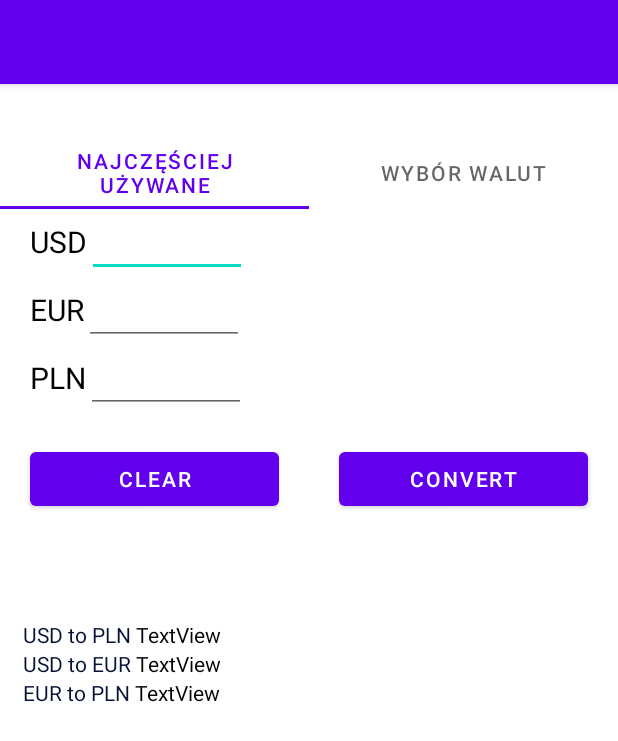
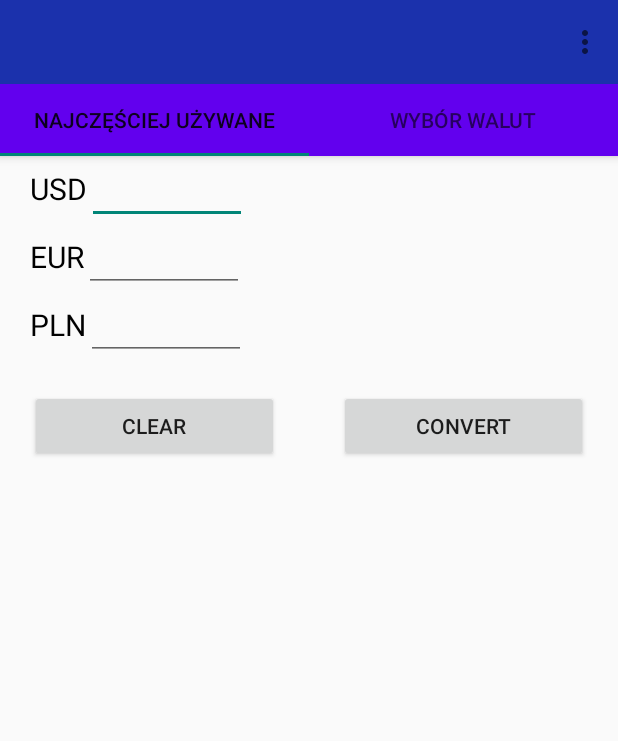
Before and after one commit to arturkowalczyk300/android-currency-converter, an Android app: the screen it shows after launch (MainActivity), on a phone screen of 412 x 824 dp. Shown: the top 741 px of the screen. Run offline under Robolectric (Android 15) with nearby library versions, the phone set to English and light mode, and no system bars; 4 statements that could not run were skipped.

Commit message:
1.add AppBarLayout 2.remove default toolbar 3.add options menu

```diff
--- a/app/src/main/AndroidManifest.xml
+++ b/app/src/main/AndroidManifest.xml
@@ -11,7 +11,7 @@
         android:label="@string/app_name"
         android:roundIcon="@mipmap/ic_launcher_round"
         android:supportsRtl="true"
-        android:theme="@style/Theme.CurrencyConverter">
+        android:theme="@style/AppTheme.NoActionBar">
         <activity android:name=".MainActivity">
             <intent-filter>
                 <action android:name="android.intent.action.MAIN" />
--- a/app/src/main/java/com/arturr300/currencyconverter/ListSelect.java
+++ b/app/src/main/java/com/arturr300/currencyconverter/ListSelect.java
@@ -15,11 +15,6 @@ import android.widget.Spinner;
 import java.text.DecimalFormat;
 import java.util.List;
 
-/**
- * A simple {@link Fragment} subclass.
- * Use the {@link ListSelect#newInstance} factory method to
- * create an instance of this fragment.
- */
 public class ListSelect extends Fragment {
     //second part
     Spinner spinnerFirstCurrency;
@@ -30,46 +25,11 @@ public class ListSelect extends Fragment {
     Button btnConvert2;
     DecimalFormat df;
     CurrencyUtils mCurrencyUtils = new CurrencyUtils();
-    // TODO: Rename parameter arguments, choose names that match
-    // the fragment initialization parameters, e.g. ARG_ITEM_NUMBER
-    private static final String ARG_PARAM1 = "param1";
-    private static final String ARG_PARAM2 = "param2";
-
-    // TODO: Rename and change types of parameters
-    private String mParam1;
-    private String mParam2;
-
-    /**
-     * Use this factory method to create a new instance of
-     * this fragment using the provided parameters.
-     *
-     * @param param1 Parameter 1.
-     * @param param2 Parameter 2.
-     * @return A new instance of fragment ListSelect.
-     */
-    // TODO: Rename and change types and number of parameters
-    public static ListSelect newInstance(String param1, String param2) {
-        ListSelect fragment = new ListSelect();
-        Bundle args = new Bundle();
-        args.putString(ARG_PARAM1, param1);
-        args.putString(ARG_PARAM2, param2);
-        fragment.setArguments(args);
-        return fragment;
-    }
-
-    public ListSelect() {
-        // Required empty public constructor
-    }
 
     @Override
     public void onCreate(Bundle savedInstanceState) {
         super.onCreate(savedInstanceState);
-        if (getArguments() != null) {
-            mParam1 = getArguments().getString(ARG_PARAM1);
-            mParam2 = getArguments().getString(ARG_PARAM2);
-        }
         df = new DecimalFormat("#.###");
-
     }
 
     @Override
--- a/app/src/main/java/com/arturr300/currencyconverter/MainActivity.java
+++ b/app/src/main/java/com/arturr300/currencyconverter/MainActivity.java
@@ -3,6 +3,7 @@ package com.arturr300.currencyconverter;
 import androidx.annotation.NonNull;
 import androidx.annotation.Nullable;
 import androidx.appcompat.app.AppCompatActivity;
+import androidx.appcompat.widget.Toolbar;
 import androidx.fragment.app.Fragment;
 import androidx.fragment.app.FragmentManager;
 import androidx.fragment.app.FragmentPagerAdapter;
@@ -11,6 +12,8 @@ import androidx.viewpager.widget.ViewPager;
 import android.content.Context;
 import android.os.Bundle;
 import android.os.StrictMode;
+import android.view.Menu;
+import android.view.MenuItem;
 import android.view.View;
 import android.widget.ArrayAdapter;
 import android.widget.Button;
@@ -34,11 +37,20 @@ import java.util.List;
 import com.arturr300.currencyconverter.CurrencyUtils;
 import com.google.android.material.tabs.TabLayout;
 
+//todo(1): materialdesign toolbar with options list
+//todo(2): show ratings after select currencies
+//todo(3): remember last selected currencies
+//todo(4): repair lack of EUR currency on list
+
 public class MainActivity extends AppCompatActivity implements View.OnClickListener {
 
     Context appContext;
 
-
+    @Override
+    public boolean onCreateOptionsMenu(Menu menu) {
+        getMenuInflater().inflate(R.menu.main_menu, menu);
+        return true;
+    }
 
     //tablayout part
     TabLayout tabLayout;
@@ -54,10 +66,28 @@ public class MainActivity extends AppCompatActivity implements View.OnClickListe
     CurrencyUtils mCurrencyUtils = new CurrencyUtils();
 
     @Override
+    public boolean onOptionsItemSelected(@NonNull MenuItem item) {
+        //HandleItem selection
+        switch (item.getItemId()) {
+            case R.id.action_settings:
+                Toast.makeText(appContext, "Action_settings clicked!", Toast.LENGTH_SHORT).show();
+                return true;
+            case R.id.action_about:
+                Toast.makeText(appContext, "Action_about clicked!", Toast.LENGTH_SHORT).show();
+                return true;
+            default:
+                return super.onOptionsItemSelected(item);
+        }
+    }
+
+    @Override
     protected void onCreate(Bundle savedInstanceState) {
         super.onCreate(savedInstanceState);
         setContentView(R.layout.activity_main);
         appContext = getApplicationContext();
+        //add toolbar
+        Toolbar toolbar = findViewById(R.id.toolbar);
+        setSupportActionBar(toolbar);
 
         //tab layout part
         tabLayout = findViewById(R.id.tabLayout);
@@ -71,12 +101,6 @@ public class MainActivity extends AppCompatActivity implements View.OnClickListe
         viewPagerAdapter.addFragment(fragmentListSelect, "Wybór walut");
         viewPager.setAdapter(viewPagerAdapter);
 
-
-
-
-
-
-
         //thread responsibility fuses override
         StrictMode.ThreadPolicy policy = new StrictMode.ThreadPolicy.Builder().permitAll().build();
         StrictMode.setThreadPolicy(policy);
@@ -86,10 +110,6 @@ public class MainActivity extends AppCompatActivity implements View.OnClickListe
         EUR2PLN = mCurrencyUtils.getCurrencyRate("EUR", "PLN");
 
         df = new DecimalFormat("#.###");
-        //tvUSD2PLN.setText(df.format(USD2PLN));
-        //tvUSD2EUR.setText(df.format(USD2EUR));
-        //tvEUR2PLN.setText(df.format(EUR2PLN));
-
     }
 
     private class ViewPagerAdapter extends FragmentPagerAdapter {
@@ -102,10 +122,9 @@ public class MainActivity extends AppCompatActivity implements View.OnClickListe
             super(fm, behavior);
         }
 
-        public void addFragment(Fragment fragment, String title)
-        {
-        fragments.add(fragment);
-        fragmentTitle.add(title);
+        public void addFragment(Fragment fragment, String title) {
+            fragments.add(fragment);
+            fragmentTitle.add(title);
         }
 
         @NonNull
@@ -132,6 +151,4 @@ public class MainActivity extends AppCompatActivity implements View.OnClickListe
     }
 
 
-
-
 }
--- a/app/src/main/java/com/arturr300/currencyconverter/MostUsed.java
+++ b/app/src/main/java/com/arturr300/currencyconverter/MostUsed.java
@@ -14,62 +14,20 @@ import android.widget.Toast;
 
 import java.text.DecimalFormat;
 
-/**
- * A simple {@link Fragment} subclass.
- * Use the {@link MostUsed#newInstance} factory method to
- * create an instance of this fragment.
- */
 public class MostUsed extends Fragment {
 
     //components variables
     EditText etUSD;
     EditText etEUR;
     EditText etPLN;
-    TextView tvUSD2PLN;
-    TextView tvUSD2EUR;
-    TextView tvEUR2PLN;
     Button btnClear;
     Button btnConvert;
     DecimalFormat df;
     CurrencyUtils mCurrencyUtils = new CurrencyUtils();
-    // TODO: Rename parameter arguments, choose names that match
-    // the fragment initialization parameters, e.g. ARG_ITEM_NUMBER
-    private static final String ARG_PARAM1 = "param1";
-    private static final String ARG_PARAM2 = "param2";
-
-    // TODO: Rename and change types of parameters
-    private String mParam1;
-    private String mParam2;
-
-    public MostUsed() {
-        // Required empty public constructor
-    }
-
-    /**
-     * Use this factory method to create a new instance of
-     * this fragment using the provided parameters.
-     *
-     * @param param1 Parameter 1.
-     * @param param2 Parameter 2.
-     * @return A new instance of fragment MostUsed.
-     */
-    // TODO: Rename and change types and number of parameters
-    public static MostUsed newInstance(String param1, String param2) {
-        MostUsed fragment = new MostUsed();
-        Bundle args = new Bundle();
-        args.putString(ARG_PARAM1, param1);
-        args.putString(ARG_PARAM2, param2);
-        fragment.setArguments(args);
-        return fragment;
-    }
 
     @Override
     public void onCreate(Bundle savedInstanceState) {
         super.onCreate(savedInstanceState);
-        if (getArguments() != null) {
-            mParam1 = getArguments().getString(ARG_PARAM1);
-            mParam2 = getArguments().getString(ARG_PARAM2);
-        }
         df = new DecimalFormat("#.###");
     }
 
@@ -83,9 +41,6 @@ public class MostUsed extends Fragment {
         etPLN = view.findViewById(R.id.editTextPLN);
         btnClear = view.findViewById(R.id.buttonClear);
         btnConvert = view.findViewById(R.id.buttonConvert);
-        tvUSD2PLN = view.findViewById(R.id.tvUSD2PLN);
-        tvUSD2EUR = view.findViewById(R.id.tvUSD2EUR);
-        tvEUR2PLN = view.findViewById(R.id.tvEUR2PLN);
 btnClear.setOnClickListener(new View.OnClickListener()
 {
     @Override
--- a/app/src/main/res/layout/activity_main.xml
+++ b/app/src/main/res/layout/activity_main.xml
@@ -4,9 +4,18 @@
     android:layout_width="match_parent"
     android:layout_height="match_parent"
     android:orientation="vertical"
-    android:paddingTop="35dp"
     tools:context=".MainActivity"
     tools:ignore="LabelFor">
+
+    <com.google.android.material.appbar.AppBarLayout
+        android:layout_width="match_parent"
+        android:layout_height="wrap_content">
+
+        <androidx.appcompat.widget.Toolbar
+            android:id="@+id/toolbar"
+            android:layout_width="match_parent"
+            android:layout_height="?attr/actionBarSize"
+            android:background="@color/blue" />
 
         <com.google.android.material.tabs.TabLayout
             android:id="@+id/tabLayout"
@@ -16,20 +25,22 @@
             <com.google.android.material.tabs.TabItem
                 android:layout_width="wrap_content"
                 android:layout_height="wrap_content"
-            android:text="Często używane"/>
+                android:text="Często używane" />
+
             <com.google.android.material.tabs.TabItem
                 android:layout_width="wrap_content"
                 android:layout_height="wrap_content"
-            android:text="Wybór walut"/>
+                android:text="Wybór walut" />
 
 
         </com.google.android.material.tabs.TabLayout>
 
+    </com.google.android.material.appbar.AppBarLayout>
+
     <androidx.viewpager.widget.ViewPager
         android:id="@+id/viewPager"
         android:layout_width="match_parent"
-        android:layout_height="wrap_content"
-        />
+        android:layout_height="wrap_content" />
 
 
     <!-- separator - horizontal line -->
--- a/app/src/main/res/layout/fragment_most_used.xml
+++ b/app/src/main/res/layout/fragment_most_used.xml
@@ -119,85 +119,4 @@
             android:text="Convert" />
     </LinearLayout>
 
-    <LinearLayout
-        android:layout_width="match_parent"
-        android:layout_height="wrap_content"
-        android:layout_marginLeft="15dp"
-        android:layout_marginTop="50dp"
-        android:orientation="horizontal">
-
-        <TextView
-            android:id="@+id/textView"
-            android:layout_width="wrap_content"
-            android:layout_height="wrap_content"
-            android:layout_margin="0dp"
-            android:layout_marginStart="32dp"
-            android:layout_marginTop="238dp"
-            android:text="USD to PLN "
-            android:textColor="#061235" />
-
-        <TextView
-            android:id="@+id/tvUSD2PLN"
-            android:layout_width="wrap_content"
-            android:layout_height="wrap_content"
-            android:layout_margin="0dp"
-            android:text="TextView"
-            android:textColor="#000000" />
-
-    </LinearLayout>
-
-    <LinearLayout
-        android:layout_width="match_parent"
-        android:layout_height="wrap_content"
-        android:layout_marginLeft="15dp"
-        android:orientation="horizontal">
-
-        <TextView
-            android:id="@+id/textView2"
-            android:layout_width="wrap_content"
-            android:layout_height="wrap_content"
-            android:layout_margin="0dp"
-            android:layout_marginStart="32dp"
-            android:layout_marginTop="31dp"
-            android:text="USD to EUR "
-            android:textColor="#061235" />
-
-        <TextView
-            android:id="@+id/tvUSD2EUR"
-            android:layout_width="wrap_content"
-            android:layout_height="wrap_content"
-            android:layout_margin="0dp"
-            android:layout_marginStart="20dp"
-            android:layout_marginTop="31dp"
-            android:text="TextView"
-            android:textColor="#000000" />
-
-    </LinearLayout>
-
-    <LinearLayout
-        android:layout_width="match_parent"
-        android:layout_height="wrap_content"
-        android:layout_marginLeft="15dp"
-        android:orientation="horizontal">
-
-        <TextView
-            android:id="@+id/textView3"
-            android:layout_width="wrap_content"
-            android:layout_height="wrap_content"
-            android:layout_margin="0dp"
-            android:layout_marginTop="36dp"
-            android:text="EUR to PLN "
-            android:textColor="#061235" />
-
-        <TextView
-            android:id="@+id/tvEUR2PLN"
-            android:layout_width="wrap_content"
-            android:layout_height="wrap_content"
-            android:layout_margin="0dp"
-            android:layout_marginStart="20dp"
-            android:layout_marginTop="38dp"
-            android:text="TextView"
-            android:textColor="#000000" />
-    </LinearLayout>
-
 </LinearLayout>
--- /dev/null
+++ b/app/src/main/res/menu/main_menu.xml
@@ -0,0 +1,9 @@
+<?xml version="1.0" encoding="utf-8"?>
+<menu xmlns:android="http://schemas.android.com/apk/res/android">
+    <item
+        android:id="@+id/action_settings"
+        android:title="Settings"/>
+    <item
+        android:id="@+id/action_about"
+        android:title="About"/>
+</menu>
--- a/app/src/main/res/values/colors.xml
+++ b/app/src/main/res/values/colors.xml
@@ -7,4 +7,5 @@
     <color name="teal_700">#FF018786</color>
     <color name="black">#FF000000</color>
     <color name="white">#FFFFFFFF</color>
+    <color name="blue">#1B31AC</color>
 </resources>
--- a/app/src/main/res/values/themes.xml
+++ b/app/src/main/res/values/themes.xml
@@ -1,7 +1,9 @@
 <resources xmlns:tools="http://schemas.android.com/tools">
     <!-- Base application theme. -->
-    <style name="Theme.CurrencyConverter" parent="Theme.MaterialComponents.DayNight.DarkActionBar">
+    <style name="AppTheme.NoActionBar" parent="Theme.AppCompat.Light.NoActionBar"> <!--  parent="Theme.MaterialComponents.DayNight.DarkActionBar" -->
         <!-- Primary brand color. -->
+        <item name="windowActionBar">false</item>
+        <item name="windowNoTitle">true</item>
         <item name="colorPrimary">@color/purple_500</item>
         <item name="colorPrimaryVariant">@color/purple_700</item>
         <item name="colorOnPrimary">@color/white</item>
```
Lines whose indentation alone changed are shown as unchanged.
